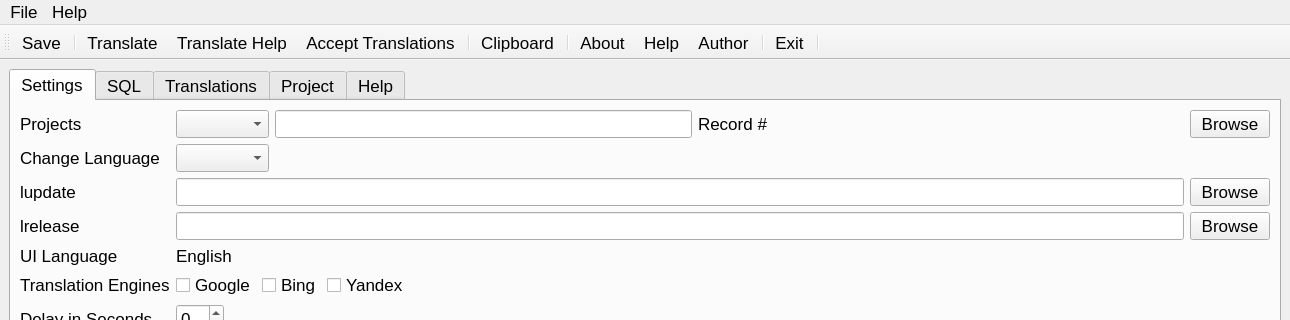
Light-Wizzard/QtLingo, file src/MainWindow.ui: the form before one commit; both pictures show x 0 to 1290 and y 0 to 320 of the 1290 by 684 pixel window.
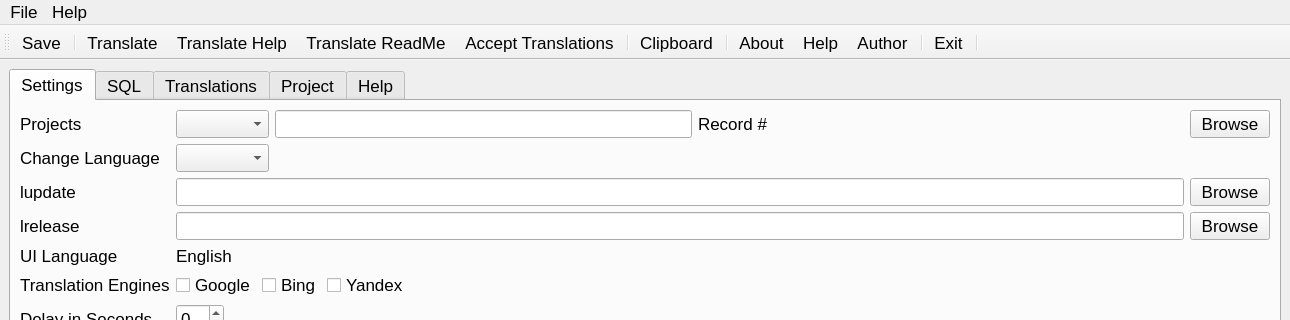
The form after the commit. Icons and pictures are not drawn.

What changed in the file:
```diff
--- a/src/MainWindow.ui
+++ b/src/MainWindow.ui
@@ -1884,6 +1884,7 @@
    <addaction name="separator"/>
    <addaction name="actionCompile"/>
    <addaction name="actionTranslate_Help"/>
+   <addaction name="actionTranslate_ReadMe"/>
    <addaction name="actionAccept_Translations"/>
    <addaction name="separator"/>
    <addaction name="actionClipboard"/>
@@ -1976,6 +1977,15 @@
     <string>Accept Translations</string>
    </property>
   </action>
+  <action name="actionTranslate_ReadMe">
+   <property name="icon">
+    <iconset resource="../QtLingo.qrc">
+     <normaloff>:/images/lists.png</normaloff>:/images/lists.png</iconset>
+   </property>
+   <property name="text">
+    <string>Translate ReadMe</string>
+   </property>
+  </action>
  </widget>
  <resources>
   <include location="../QtLingo.qrc"/>
```
Left out of the diff: 1 changed line with no effect on the pictures.
